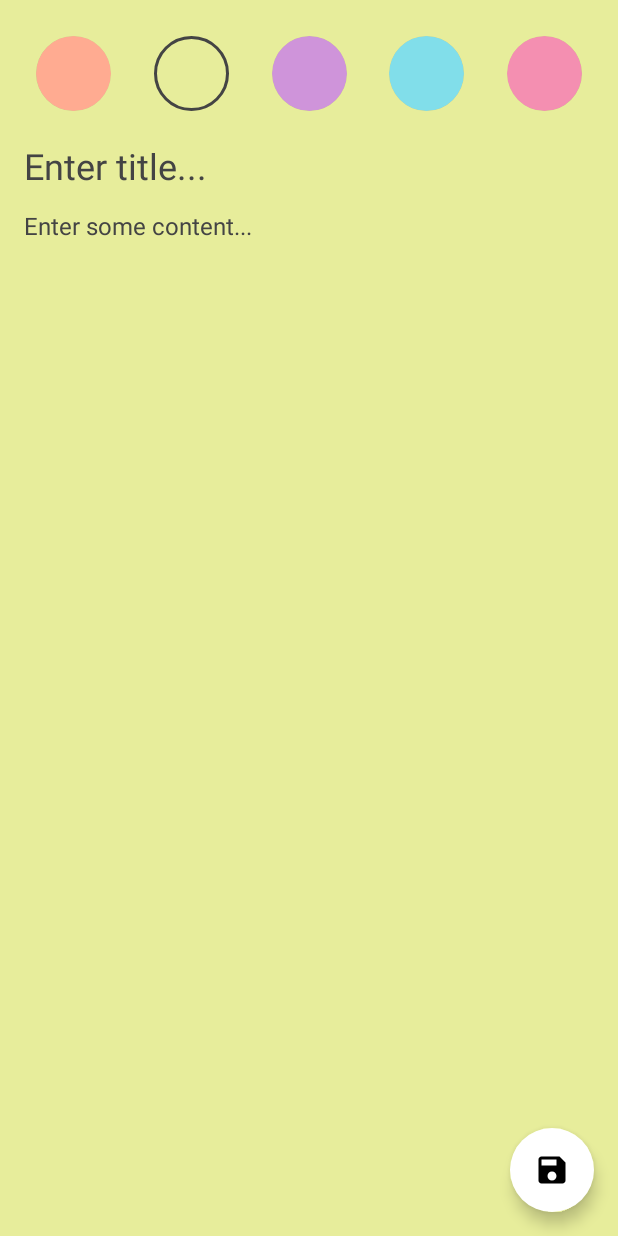
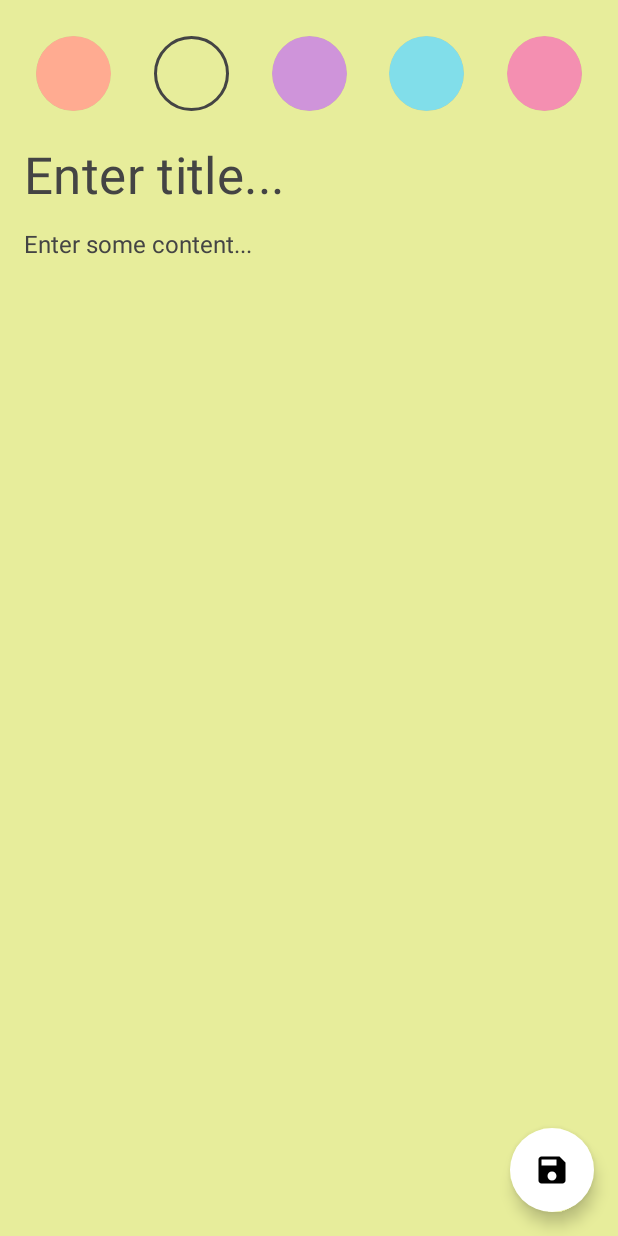
Before and after one commit to noureldensaid/CleanArchitectureNoteApp, an Android app built with Jetpack Compose: the screen it shows after launch (MainActivity), after a tap on "Add", on a phone screen of 412 x 824 dp. Run offline under Robolectric (Android 15) with nearby library versions, the phone set to English and light mode, and no system bars; our stand-ins replace Dagger/Hilt's generated code, Room's generated code; 6 statements that could not run were skipped; 1 other tap on this screen came first.

Commit message:
setup add/edit screen

```diff
--- a/app/src/main/java/com/fyp/inotes/feature_note/presentation/add_edit_note/AddEditNoteViewModel.kt
+++ b/app/src/main/java/com/fyp/inotes/feature_note/presentation/add_edit_note/AddEditNoteViewModel.kt
@@ -20,11 +20,15 @@ import javax.inject.Inject
 @HiltViewModel
 class AddEditNoteViewModel @Inject constructor(
     private val usecases: NoteUsecases,
-    private val savedStateHandle: SavedStateHandle
+    savedStateHandle: SavedStateHandle
 ) : ViewModel() {
 
     init {
-        getCurrentNote()
+        savedStateHandle.get<Int>("noteId")?.let { noteId ->
+            if (noteId != -1) {
+                getCurrentNote(noteId)
+            }
+        }
     }
 
     private var currentNoteId: Int? = null
@@ -64,7 +68,7 @@ class AddEditNoteViewModel @Inject constructor(
 
             is AddEditNoteEvent.ChangeContentFocus -> {
                 _noteContent.value = _noteContent.value.copy(
-                    isHintVisible =!event.focusState.isFocused
+                    isHintVisible = !event.focusState.isFocused
                             && _noteContent.value.text.isBlank()
                 )
             }
@@ -102,9 +106,7 @@ class AddEditNoteViewModel @Inject constructor(
         }
     }
 
-    private fun getCurrentNote() {
-        savedStateHandle.get<Int>("noteId")?.let { noteId ->
-            if (noteId != -1) {
+    private fun getCurrentNote(noteId: Int) {
         viewModelScope.launch {
             usecases.getNoteByIdUsecase(noteId)?.also { note ->
                 currentNoteId = note.id
@@ -120,6 +122,6 @@ class AddEditNoteViewModel @Inject constructor(
             }
         }
     }
+
+
 }
-    }
-}
--- a/app/src/main/java/com/fyp/inotes/feature_note/presentation/add_edit_note/AddEditeNoteScreen.kt
+++ b/app/src/main/java/com/fyp/inotes/feature_note/presentation/add_edit_note/AddEditeNoteScreen.kt
@@ -135,8 +135,8 @@ fun AddEditNoteScreen(
                 onFocusChange = { viewModel.onEvent(AddEditNoteEvent.ChangeTitleFocus(it)) },
                 singleLine = true,
                 isHintVisible = noteTitle.value.isHintVisible,
-                textStyle = MaterialTheme.typography.h5
-            )
+                textStyle = MaterialTheme.typography.h4,
+              )
 
             Spacer(modifier = Modifier.height(16.dp))
 
--- a/app/src/main/java/com/fyp/inotes/feature_note/presentation/add_edit_note/componenets/TransparentHintTextField.kt
+++ b/app/src/main/java/com/fyp/inotes/feature_note/presentation/add_edit_note/componenets/TransparentHintTextField.kt
@@ -20,7 +20,7 @@ fun TransparentHintTextField(
     onValueChange: (String) -> Unit,
     textStyle: TextStyle = TextStyle(),
     singleLine: Boolean = false,
-    onFocusChange: (FocusState) -> Unit
+    onFocusChange: (FocusState) -> Unit,
 ) {
     Box(
         modifier = modifier
--- a/app/src/main/java/com/fyp/inotes/feature_note/presentation/note/NoteScreen.kt
+++ b/app/src/main/java/com/fyp/inotes/feature_note/presentation/note/NoteScreen.kt
@@ -31,7 +31,6 @@ import androidx.compose.runtime.Composable
 import androidx.compose.runtime.rememberCoroutineScope
 import androidx.compose.ui.Alignment
 import androidx.compose.ui.Modifier
-import androidx.compose.ui.text.font.FontFamily
 import androidx.compose.ui.tooling.preview.Preview
 import androidx.compose.ui.unit.dp
 import androidx.hilt.navigation.compose.hiltViewModel
@@ -80,9 +79,7 @@ fun NoteScreen(
                     Text(
                         text = "Get Things Done!",
                         style = MaterialTheme.typography.h5,
-                        fontFamily = FontFamily.Cursive
-
-                        )
+                    )
                     IconButton(onClick = { vm.onEvent(NoteEvent.ToggleOrderSection) }) {
                         Icon(
                             imageVector = Icons.Default.Sort,
--- a/app/src/main/java/com/fyp/inotes/ui/theme/Type.kt
+++ b/app/src/main/java/com/fyp/inotes/ui/theme/Type.kt
@@ -12,7 +12,13 @@ val Typography = Typography(
         fontFamily = FontFamily.Default,
         fontWeight = FontWeight.Normal,
         fontSize = 16.sp
-    )
+    ),
+    h5 = TextStyle(
+        fontFamily = FontFamily.Default,
+        fontWeight = FontWeight.Normal,
+        fontSize = 16.sp
+    ),
+
     /* Other default text styles to override
     button = TextStyle(
         fontFamily = FontFamily.Default,
--- a/app/src/main/res/values/themes.xml
+++ b/app/src/main/res/values/themes.xml
@@ -2,6 +2,5 @@
 <resources>
 
     <style name="Theme.INotes" parent="android:Theme.Material.Light.NoActionBar">
-        <item name="android:statusBarColor">@color/purple_700</item>
     </style>
 </resources>
```
Lines whose indentation alone changed are shown as unchanged.
